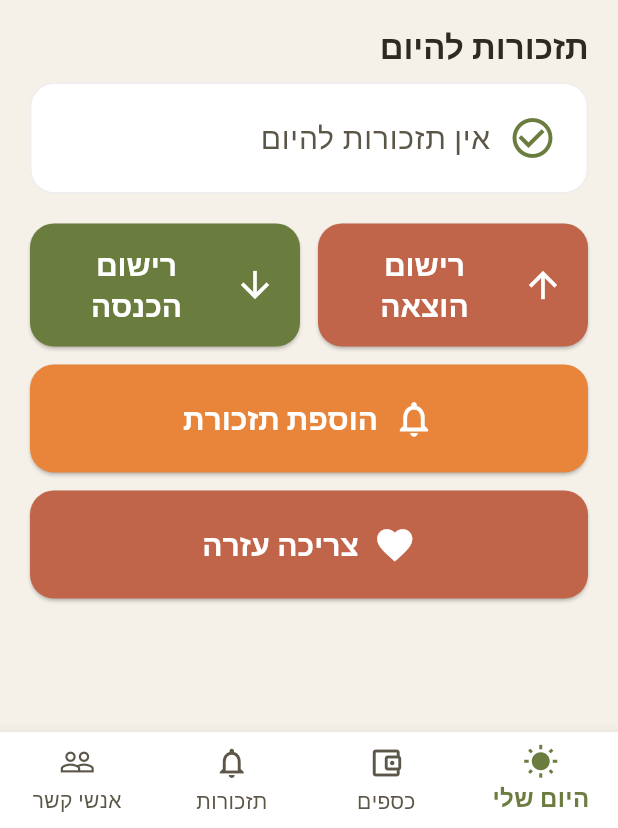
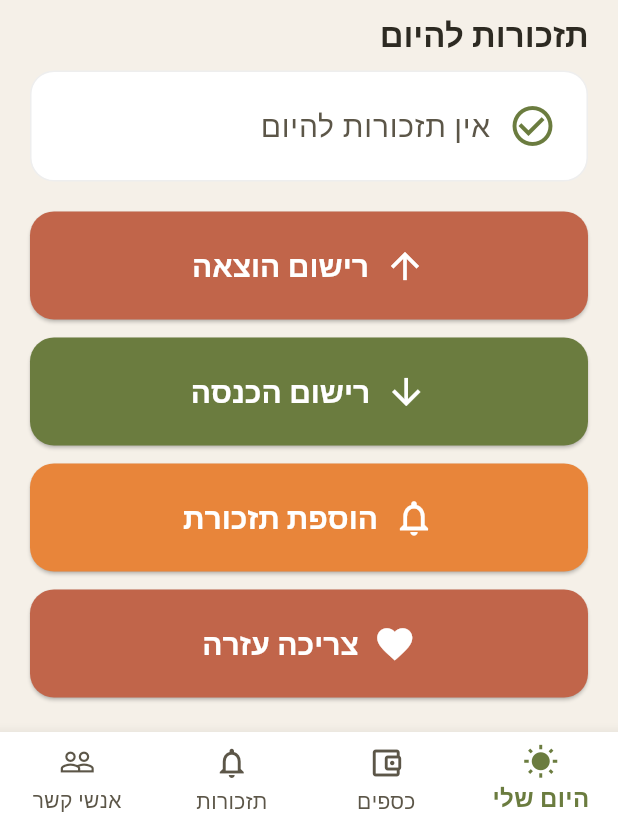
Before and after one commit to ronitorbaum-bot/se-lavi, a Flutter app: the screen it shows after launch, on a phone screen of 412 x 824 dp, the part 408-1236 px from its top. Run offline on Flutter 3.47's test engine with Material 3 defaults, Android fonts, the phone set to English and light mode, and no system bars.

Commit message:
tighten home screen spacing and stack buttons on narrow screens
Co-Authored-By: Claude Sonnet 4.6 <noreply@anthropic.com>

```diff
--- a/lib/screens/home/home_screen.dart
+++ b/lib/screens/home/home_screen.dart
@@ -172,15 +172,37 @@ class HomeScreen extends StatelessWidget {
                 fit: BoxFit.contain,
               ),
 
-              const SizedBox(height: 16),
+              const SizedBox(height: 8),
 
               // אזור תזכורות להיום
               _buildRemindersSection(context),
 
               const SizedBox(height: 20),
 
-              // שורה: הוצאה + הכנסה
-              Row(
+              // שורה: הוצאה + הכנסה — שניים בשורה במסך רחב, אחד מתחת לשני בנייד
+              LayoutBuilder(
+                builder: (context, constraints) {
+                  final isNarrow = constraints.maxWidth < 480;
+                  if (isNarrow) {
+                    return Column(
+                      children: [
+                        LargeActionButton(
+                          label: 'רישום הוצאה',
+                          icon: Icons.arrow_upward,
+                          backgroundColor: AppColors.terracotta,
+                          onPressed: () => onTabChange(1),
+                        ),
+                        const SizedBox(height: 12),
+                        LargeActionButton(
+                          label: 'רישום הכנסה',
+                          icon: Icons.arrow_downward,
+                          backgroundColor: AppColors.oliveGreen,
+                          onPressed: () => onTabChange(1),
+                        ),
+                      ],
+                    );
+                  }
+                  return Row(
                     children: [
                       Expanded(
                         child: LargeActionButton(
@@ -200,6 +222,8 @@ class HomeScreen extends StatelessWidget {
                         ),
                       ),
                     ],
+                  );
+                },
               ),
 
               const SizedBox(height: 12),
```
Lines whose indentation alone changed are shown as unchanged.
